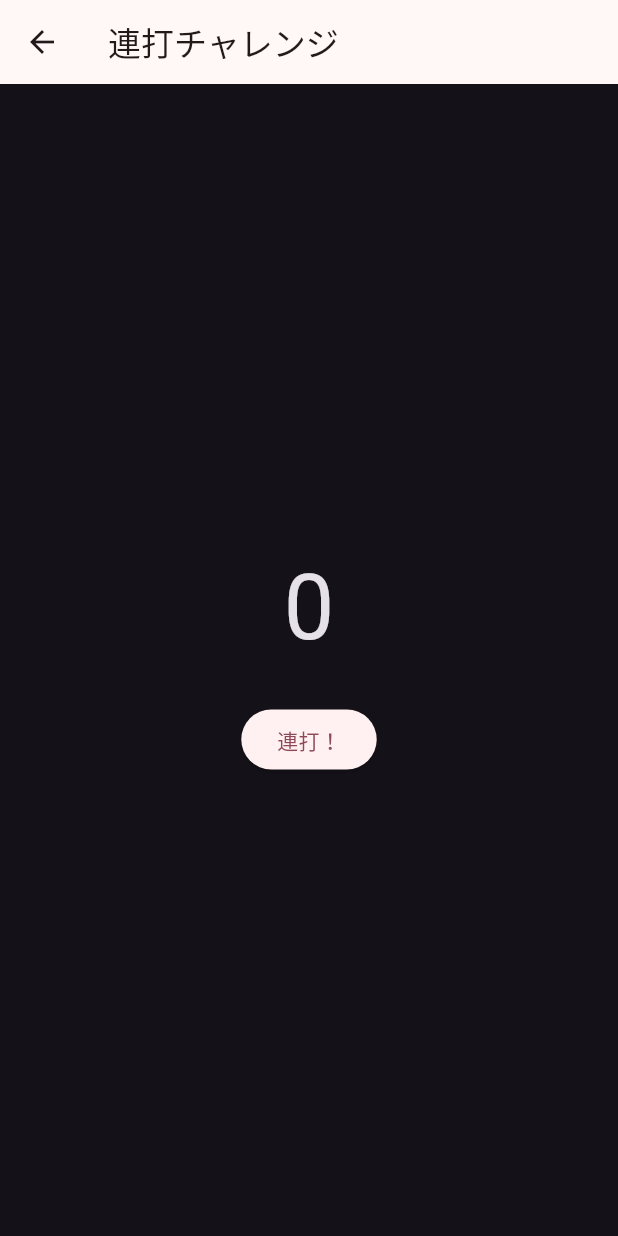
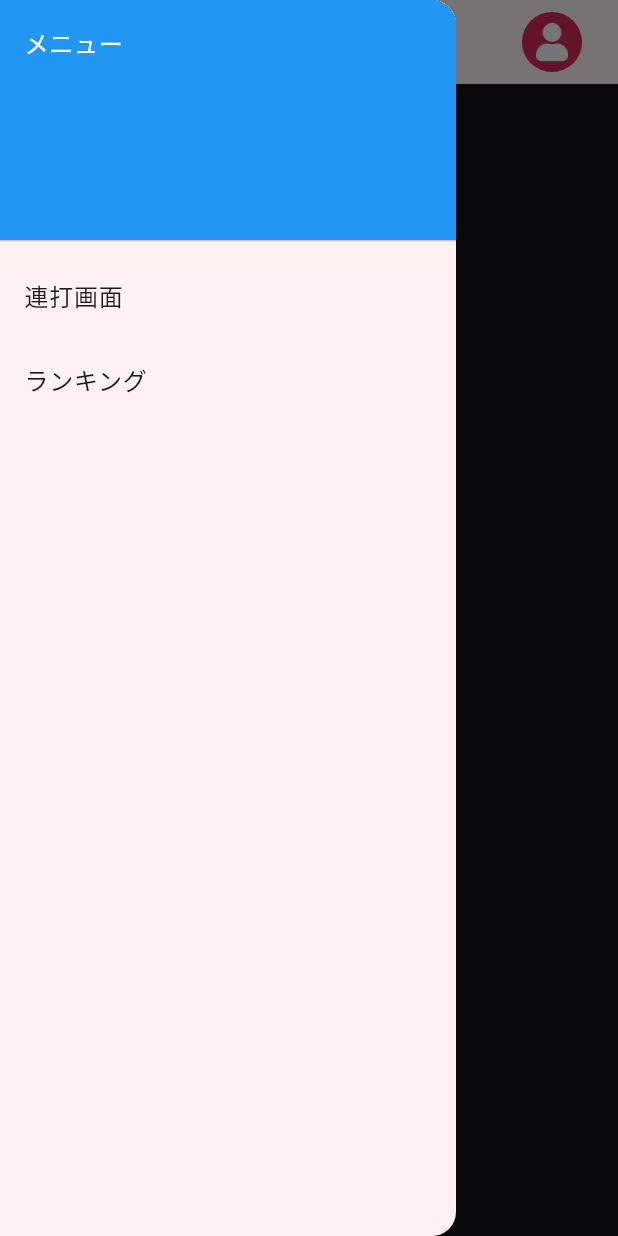
Before and after one commit to 18QUAD/18quad, a Flutter app: the HomeScreen screen opened by its route, with the side drawer open (before the commit the screen has no drawer), on a phone screen of 412 x 824 dp. Run offline on Flutter 3.47's test engine with Material 3 defaults, Android fonts, the phone set to English and light mode, and no system bars; our stand-ins replace cloud_firestore, firebase_auth, firebase_core; accounts and stored records are empty.

Commit message:
ロールバック後4回目

```diff
--- a/lib/screens/home_screen.dart
+++ b/lib/screens/home_screen.dart
@@ -25,8 +25,7 @@ class _HomeScreenState extends State<HomeScreen> {
     final uid = FirebaseAuth.instance.currentUser?.uid;
     if (uid == null) return;
 
-    final doc =
-        await FirebaseFirestore.instance.collection('counts').doc(uid).get();
+    final doc = await FirebaseFirestore.instance.collection('counts').doc(uid).get();
     setState(() {
       _count = doc.data()?['count'] ?? 0;
       _isLoading = false;
@@ -49,8 +48,11 @@ class _HomeScreenState extends State<HomeScreen> {
 
   @override
   Widget build(BuildContext context) {
+    final user = FirebaseAuth.instance.currentUser;
+
     return AppScaffold(
       title: '連打チャレンジ',
+      user: user, // ← 追加された部分
       child: Center(
         child: _isLoading
             ? const CircularProgressIndicator()
--- a/lib/widgets/app_scaffold.dart
+++ b/lib/widgets/app_scaffold.dart
@@ -1,22 +1,86 @@
 import 'package:flutter/material.dart';
+import 'package:firebase_auth/firebase_auth.dart';
 
 class AppScaffold extends StatelessWidget {
   final String title;
   final Widget child;
-  final Widget? drawer; // ← Drawerパラメータを追加
+  final User? user;
 
   const AppScaffold({
     super.key,
     required this.title,
     required this.child,
-    this.drawer, // ← optionalにする
+    this.user,
   });
 
   @override
   Widget build(BuildContext context) {
+    final String? iconUrl = user?.photoURL;
+    final String? displayName = user?.displayName;
+
     return Scaffold(
-      appBar: AppBar(title: Text(title)),
-      drawer: drawer, // ← ここで適用
+      appBar: AppBar(
+        title: Text(title),
+        actions: [
+          Padding(
+            padding: const EdgeInsets.only(right: 16),
+            child: user == null
+                ? IconButton(
+                    icon: const Icon(Icons.account_circle),
+                    onPressed: () => Navigator.pushNamed(context, '/login'),
+                  )
+                : PopupMenuButton<String>(
+                    icon: CircleAvatar(
+                      backgroundImage: iconUrl != null
+                          ? NetworkImage(iconUrl)
+                          : const AssetImage('assets/icons/default.png')
+                              as ImageProvider,
+                    ),
+                    itemBuilder: (context) => [
+                      PopupMenuItem(
+                        enabled: false,
+                        child: Text(displayName ?? '(名前未設定)'),
+                      ),
+                      const PopupMenuDivider(),
+                      const PopupMenuItem(
+                        value: 'settings',
+                        child: Text('編集'),
+                      ),
+                      const PopupMenuItem(
+                        value: 'logout',
+                        child: Text('ログアウト'),
+                      ),
+                    ],
+                    onSelected: (value) {
+                      if (value == 'settings') {
+                        Navigator.pushNamed(context, '/settings');
+                      } else if (value == 'logout') {
+                        FirebaseAuth.instance.signOut();
+                        Navigator.pushNamedAndRemoveUntil(context, '/', (_) => false);
+                      }
+                    },
+                  ),
+          ),
+        ],
+      ),
+      drawer: Drawer(
+        child: ListView(
+          children: [
+            const DrawerHeader(
+              decoration: BoxDecoration(color: Colors.blue),
+              child: Text('メニュー', style: TextStyle(color: Colors.white)),
+            ),
+            ListTile(
+              title: const Text('連打画面'),
+              onTap: () => Navigator.pushNamed(context, '/home'),
+            ),
+            ListTile(
+              title: const Text('ランキング'),
+              onTap: () => Navigator.pushNamed(context, '/ranking'),
+            ),
+          ],
+        ),
+      ),
       body: child,
     );
   }
```
